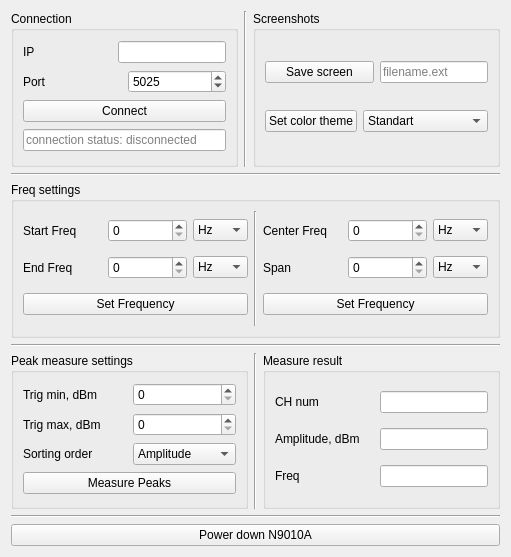
This is n9010a_controller/pyqt_client/N9010A.ui in CrinitusFeles/N9010A_Controller as Qt 5 draws it before an edit. The edited form follows.
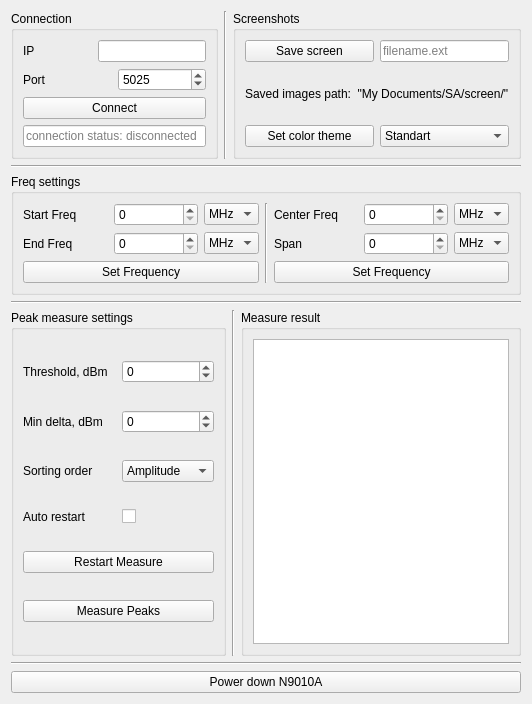
This is the edited form.

Patch:
```diff
--- a/n9010a_controller/pyqt_client/N9010A.ui
+++ b/n9010a_controller/pyqt_client/N9010A.ui
@@ -6,14 +6,14 @@
    <rect>
     <x>0</x>
     <y>0</y>
-    <width>511</width>
-    <height>557</height>
+    <width>532</width>
+    <height>704</height>
    </rect>
   </property>
   <property name="windowTitle">
    <string>Form</string>
   </property>
-  <layout class="QVBoxLayout" name="verticalLayout_2">
+  <layout class="QVBoxLayout" name="verticalLayout_8">
    <item>
     <layout class="QHBoxLayout" name="horizontalLayout_14">
      <item>
@@ -107,6 +107,8 @@
        </property>
        <layout class="QVBoxLayout" name="verticalLayout_5">
         <item>
+         <layout class="QVBoxLayout" name="verticalLayout_2">
+          <item>
          <layout class="QHBoxLayout" name="horizontalLayout_10">
           <item>
            <widget class="QPushButton" name="save_screen_button">
@@ -131,6 +133,15 @@
          </layout>
         </item>
         <item>
+           <widget class="QLabel" name="label_10">
+            <property name="text">
+             <string>Saved images path:  &quot;My Documents/SA/screen/&quot;</string>
+            </property>
+           </widget>
+          </item>
+         </layout>
+        </item>
+        <item>
          <layout class="QHBoxLayout" name="horizontalLayout_11">
           <item>
            <widget class="QPushButton" name="set_color_theme_button">
@@ -209,6 +220,9 @@
               <verstretch>0</verstretch>
              </sizepolicy>
             </property>
+            <property name="currentIndex">
+             <number>2</number>
+            </property>
             <item>
              <property name="text">
               <string>Hz</string>
@@ -257,6 +271,9 @@
               <verstretch>0</verstretch>
              </sizepolicy>
             </property>
+            <property name="currentIndex">
+             <number>2</number>
+            </property>
             <item>
              <property name="text">
               <string>Hz</string>
@@ -323,6 +340,9 @@
               <verstretch>0</verstretch>
              </sizepolicy>
             </property>
+            <property name="currentIndex">
+             <number>2</number>
+            </property>
             <item>
              <property name="text">
               <string>Hz</string>
@@ -371,6 +391,9 @@
               <verstretch>0</verstretch>
              </sizepolicy>
             </property>
+            <property name="currentIndex">
+             <number>2</number>
+            </property>
             <item>
              <property name="text">
               <string>Hz</string>
@@ -427,12 +450,15 @@
           <item>
            <widget class="QLabel" name="label_6">
             <property name="text">
-             <string>Trig min, dBm</string>
+             <string>Threshold, dBm</string>
             </property>
            </widget>
           </item>
           <item>
            <widget class="QSpinBox" name="trig_min_spin_box">
+            <property name="minimum">
+             <number>-200</number>
+            </property>
             <property name="maximum">
              <number>30</number>
             </property>
@@ -445,12 +471,19 @@
           <item>
            <widget class="QLabel" name="label_7">
             <property name="text">
-             <string>Trig max, dBm</string>
+             <string>Min delta, dBm</string>
             </property>
            </widget>
           </item>
           <item>
-           <widget class="QSpinBox" name="trig_max_spin_box"/>
+           <widget class="QSpinBox" name="trig_max_spin_box">
+            <property name="minimum">
+             <number>-200</number>
+            </property>
+            <property name="maximum">
+             <number>30</number>
+            </property>
+           </widget>
           </item>
          </layout>
         </item>
@@ -484,6 +517,31 @@
           </item>
          </layout>
         </item>
+        <item>
+         <layout class="QHBoxLayout" name="horizontalLayout_18">
+          <item>
+           <widget class="QLabel" name="label_14">
+            <property name="text">
+             <string>Auto restart</string>
+            </property>
+           </widget>
+          </item>
+          <item>
+           <widget class="QCheckBox" name="auto_restart_check_box">
+            <property name="text">
+             <string/>
+            </property>
+           </widget>
+          </item>
+         </layout>
+        </item>
+        <item>
+         <widget class="QPushButton" name="pushButton">
+          <property name="text">
+           <string>Restart Measure</string>
+          </property>
+         </widget>
+        </item>
         <item>
          <widget class="QPushButton" name="measure_peaks_button">
           <property name="text">
@@ -508,76 +566,14 @@
        </property>
        <layout class="QVBoxLayout" name="verticalLayout_4">
         <item>
-         <layout class="QHBoxLayout" name="horizontalLayout_3">
-          <item>
-           <widget class="QLabel" name="label_3">
-            <property name="text">
-             <string>CH num</string>
-            </property>
-           </widget>
-          </item>
-          <item>
-           <widget class="QLineEdit" name="meas_ch_num_line_edit">
+         <widget class="QTableWidget" name="meas_result_table">
             <property name="sizePolicy">
-             <sizepolicy hsizetype="Minimum" vsizetype="Fixed">
+           <sizepolicy hsizetype="Minimum" vsizetype="Expanding">
               <horstretch>0</horstretch>
               <verstretch>0</verstretch>
              </sizepolicy>
             </property>
-            <property name="readOnly">
-             <bool>true</bool>
-            </property>
-           </widget>
-          </item>
-         </layout>
-        </item>
-        <item>
-         <layout class="QHBoxLayout" name="horizontalLayout_4">
-          <item>
-           <widget class="QLabel" name="label_4">
-            <property name="text">
-             <string>Amplitude, dBm</string>
-            </property>
-           </widget>
-          </item>
-          <item>
-           <widget class="QLineEdit" name="meas_ampl_line_edit">
-            <property name="sizePolicy">
-             <sizepolicy hsizetype="Minimum" vsizetype="Fixed">
-              <horstretch>0</horstretch>
-              <verstretch>0</verstretch>
-             </sizepolicy>
-            </property>
-            <property name="readOnly">
-             <bool>true</bool>
-            </property>
-           </widget>
-          </item>
-         </layout>
-        </item>
-        <item>
-         <layout class="QHBoxLayout" name="horizontalLayout_5">
-          <item>
-           <widget class="QLabel" name="label_5">
-            <property name="text">
-             <string>Freq</string>
-            </property>
-           </widget>
-          </item>
-          <item>
-           <widget class="QLineEdit" name="meas_freq_line_edit">
-            <property name="sizePolicy">
-             <sizepolicy hsizetype="Minimum" vsizetype="Fixed">
-              <horstretch>0</horstretch>
-              <verstretch>0</verstretch>
-             </sizepolicy>
-            </property>
-            <property name="readOnly">
-             <bool>true</bool>
-            </property>
-           </widget>
-          </item>
-         </layout>
+         </widget>
         </item>
        </layout>
       </widget>
```
Lines whose indentation alone changed are shown as unchanged.
